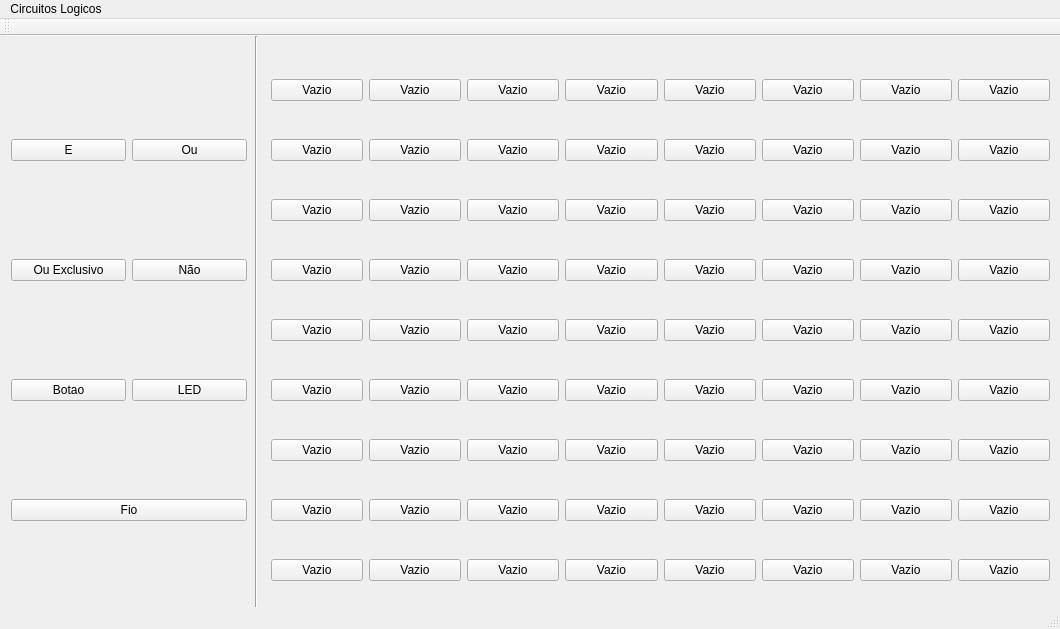
Above: CircuitoTP/mainwindow.ui from ezequiel098/Circuito before the change. Below: the same form after it.
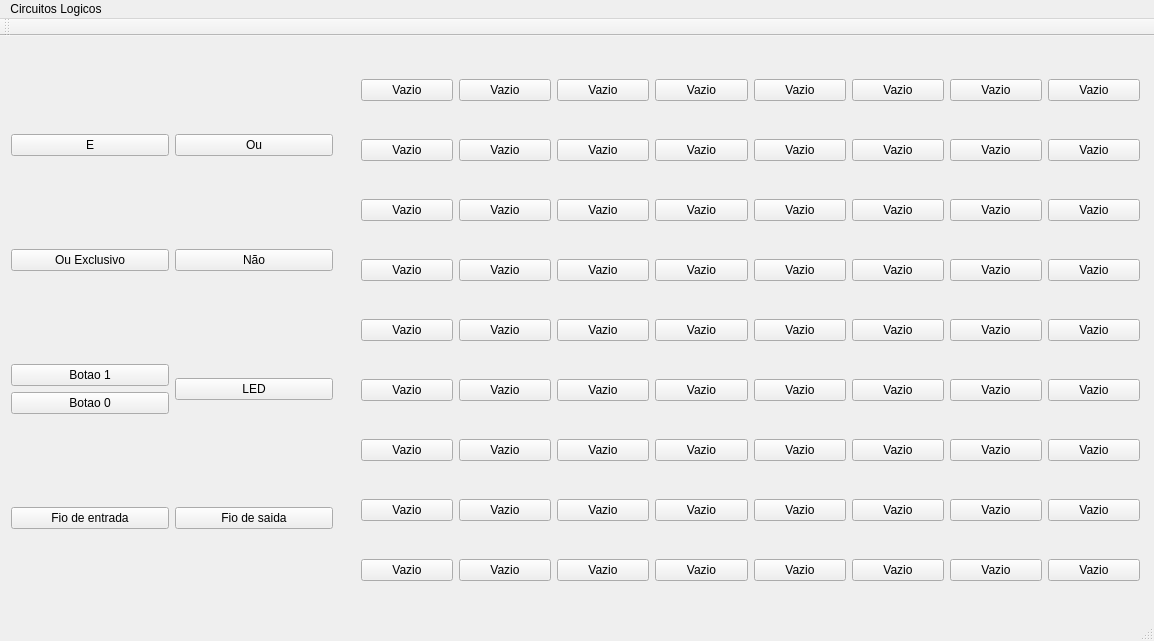
That is the form after the change.

Patch:
```diff
--- a/CircuitoTP/mainwindow.ui
+++ b/CircuitoTP/mainwindow.ui
@@ -6,8 +6,8 @@
    <rect>
     <x>0</x>
     <y>0</y>
-    <width>1060</width>
-    <height>629</height>
+    <width>1154</width>
+    <height>641</height>
    </rect>
   </property>
   <property name="windowTitle">
@@ -19,59 +19,77 @@
      <rect>
       <x>0</x>
       <y>0</y>
-      <width>258</width>
+      <width>344</width>
       <height>591</height>
      </rect>
     </property>
     <layout class="QHBoxLayout" name="horizontalLayout">
      <item>
       <layout class="QGridLayout" name="gridLayout">
-       <item row="1" column="0">
-        <widget class="QPushButton" name="ouExclusiv_Botao">
+       <item row="3" column="2">
+        <widget class="QPushButton" name="fioS_botao">
          <property name="text">
-          <string>Ou Exclusivo</string>
+          <string>Fio de saida</string>
          </property>
         </widget>
        </item>
-       <item row="0" column="0">
-        <widget class="QPushButton" name="e_botao">
-         <property name="text">
-          <string>E</string>
-         </property>
-        </widget>
-       </item>
-       <item row="2" column="0">
-        <widget class="QPushButton" name="botao_botao">
-         <property name="text">
-          <string>Botao</string>
-         </property>
-        </widget>
-       </item>
-       <item row="1" column="1">
+       <item row="1" column="2">
         <widget class="QPushButton" name="nao_botao">
          <property name="text">
           <string>Não</string>
          </property>
         </widget>
        </item>
-       <item row="0" column="1">
+       <item row="0" column="2">
         <widget class="QPushButton" name="ou_botao">
          <property name="text">
           <string>Ou</string>
          </property>
         </widget>
        </item>
-       <item row="2" column="1">
+       <item row="2" column="2">
         <widget class="QPushButton" name="LED_botao">
          <property name="text">
           <string>LED</string>
          </property>
         </widget>
        </item>
-       <item row="3" column="0" colspan="2">
-        <widget class="QPushButton" name="fio_botao">
+       <item row="2" column="0">
+        <layout class="QVBoxLayout" name="verticalLayout">
+         <item>
+          <widget class="QPushButton" name="botao1_botao">
+           <property name="text">
+            <string>Botao 1</string>
+           </property>
+          </widget>
+         </item>
+         <item>
+          <widget class="QPushButton" name="botao0_botao">
+           <property name="text">
+            <string>Botao 0</string>
+           </property>
+          </widget>
+         </item>
+        </layout>
+       </item>
+       <item row="1" column="0">
+        <widget class="QPushButton" name="ouExclusiv_Botao">
          <property name="text">
-          <string>Fio</string>
+          <string>Ou Exclusivo</string>
+         </property>
+        </widget>
+       </item>
+       <item row="0" column="0">
+        <widget class="QPushButton" name="e_botao">
+         <property name="text">
+          <string>E</string>
+         </property>
+        </widget>
+       </item>
+       <item row="3" column="0">
+        <widget class="QPushButton" name="fioE_botao">
+         <property name="text">
+          <string>Fio de entrada</string>
          </property>
         </widget>
        </item>
@@ -82,7 +100,7 @@
    <widget class="QWidget" name="gridLayoutWidget_2">
     <property name="geometry">
      <rect>
-      <x>260</x>
+      <x>350</x>
       <y>0</y>
       <width>801</width>
       <height>591</height>
@@ -1315,26 +1333,13 @@
     <zorder>pushButton_72</zorder>
     <zorder>pushButton_78</zorder>
    </widget>
-   <widget class="Line" name="line">
-    <property name="geometry">
-     <rect>
-      <x>246</x>
-      <y>0</y>
-      <width>20</width>
-      <height>591</height>
-     </rect>
-    </property>
-    <property name="orientation">
-     <enum>Qt::Vertical</enum>
-    </property>
-   </widget>
   </widget>
   <widget class="QMenuBar" name="menuBar">
    <property name="geometry">
     <rect>
      <x>0</x>
      <y>0</y>
-     <width>1060</width>
+     <width>1154</width>
      <height>22</height>
     </rect>
    </property>
```
